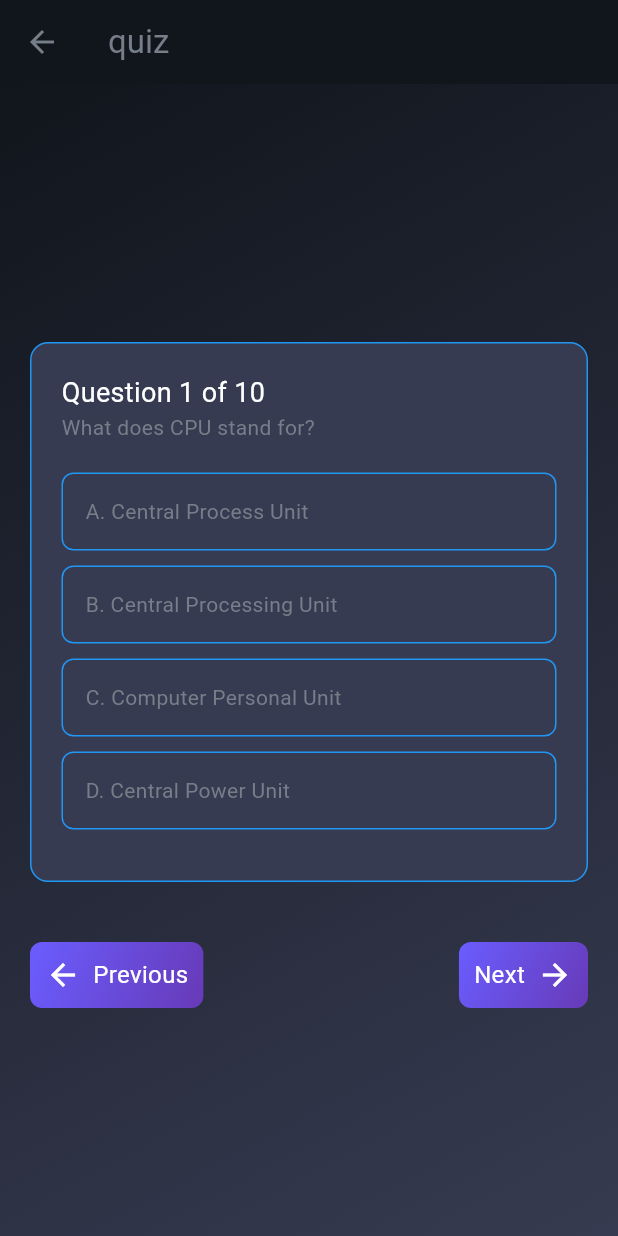
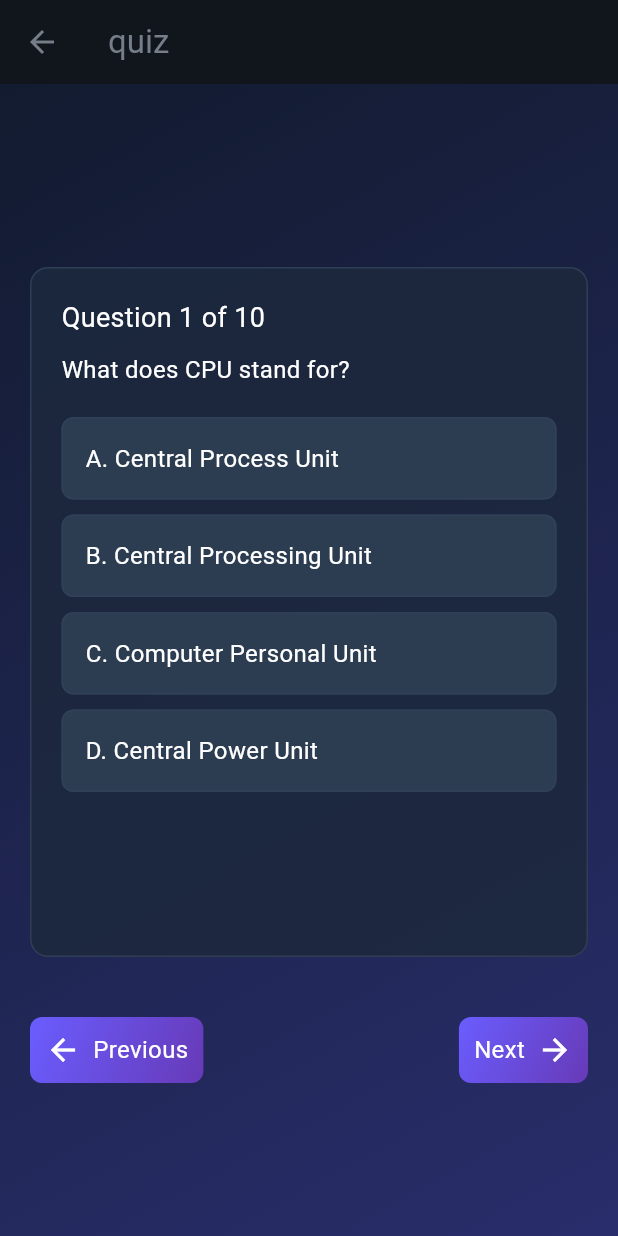
Before and after one commit to nuel232/Trivia-App, a Flutter app: the QuestionPage screen opened directly, on a phone screen of 412 x 824 dp. Run offline on Flutter 3.47's test engine with Material 3 defaults, Android fonts, the phone set to English and light mode, and no system bars.

Commit message:
Refactor QuestionTile and QuestionPage UI for improved aesthetics; update colors, text styles, and layout to enhance user experience.

```diff
--- a/lib/components/question_tile.dart
+++ b/lib/components/question_tile.dart
@@ -13,8 +13,8 @@ class QuestionTile extends StatelessWidget {
     return Container(
       padding: EdgeInsets.all(20),
       decoration: BoxDecoration(
-        color: Theme.of(context).colorScheme.primary,
-        border: Border.all(color: Colors.blue),
+        color: Color.fromARGB(225, 28, 40, 61),
+        border: Border.all(color: Color.fromARGB(225, 49, 65, 88)),
 
         borderRadius: BorderRadius.circular(12),
       ),
@@ -27,7 +27,12 @@ class QuestionTile extends StatelessWidget {
             style: TextStyle(color: colorScheme.onSecondary, fontSize: 18),
           ),
 
-          Text(quiz.question),
+          SizedBox(height: 10),
+
+          Text(
+            quiz.question,
+            style: TextStyle(color: colorScheme.onSecondary, fontSize: 16),
+          ),
 
           SizedBox(height: 20),
 
@@ -44,13 +49,30 @@ class QuestionTile extends StatelessWidget {
                 margin: EdgeInsets.only(bottom: 10),
                 padding: EdgeInsets.all(15),
                 decoration: BoxDecoration(
-                  border: Border.all(color: Colors.blue),
+                  color: Color.fromARGB(255, 44, 60, 81),
+                  border: Border.all(color: Color.fromARGB(225, 49, 65, 88)),
+
                   borderRadius: BorderRadius.circular(8),
                 ),
                 child: Row(
                   children: [
-                    Text('${String.fromCharCode(65 + index)}. '), // A, B, C, D
-                    Text(option),
+                    Text(
+                      '${String.fromCharCode(65 + index)}. ',
+                      style: TextStyle(
+                        color: colorScheme.onSecondary,
+                        fontSize: 16,
+                      ),
+                    ), // A, B, C, D
+                    Expanded(
+                      child: Text(
+                        option,
+                        style: TextStyle(
+                          color: colorScheme.onSecondary,
+                          fontSize: 16,
+                        ),
+                        softWrap: true,
+                      ),
+                    ),
                   ],
                 ),
               ),
--- a/lib/pages/question_page.dart
+++ b/lib/pages/question_page.dart
@@ -46,21 +46,25 @@ class _QuestionPageState extends State<QuestionPage> {
 
     final colorScheme = Theme.of(context).colorScheme;
     return Scaffold(
-      appBar: AppBar(title: Text('quiz')),
+      appBar: AppBar(title: Text('quiz'), backgroundColor: Colors.transparent),
       body: Container(
         decoration: BoxDecoration(
           gradient: LinearGradient(
             begin: Alignment.topLeft,
             end: Alignment.bottomRight,
-            colors: [colorScheme.surface, colorScheme.primary],
+            colors: [
+              Color.fromARGB(255, 18, 27, 47),
+              Color.fromARGB(255, 41, 45, 107),
+            ],
           ),
         ),
         child: Column(
           mainAxisAlignment: MainAxisAlignment.center,
           children: [
             Container(
+              // height: MediaQuery.of(context).size.height * 0.65,
               padding: EdgeInsets.all(20),
-              height: 400,
+              height: 500,
               child: PageView.builder(
                 controller: _pageController,
                 itemCount: quiz.length,
```
